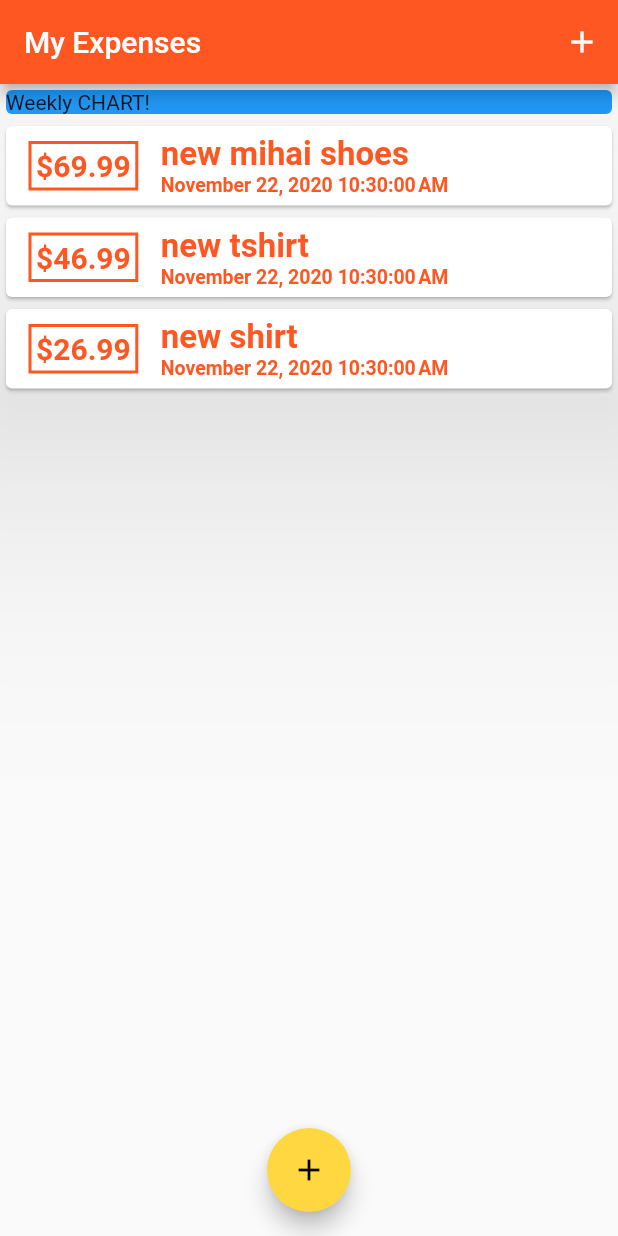
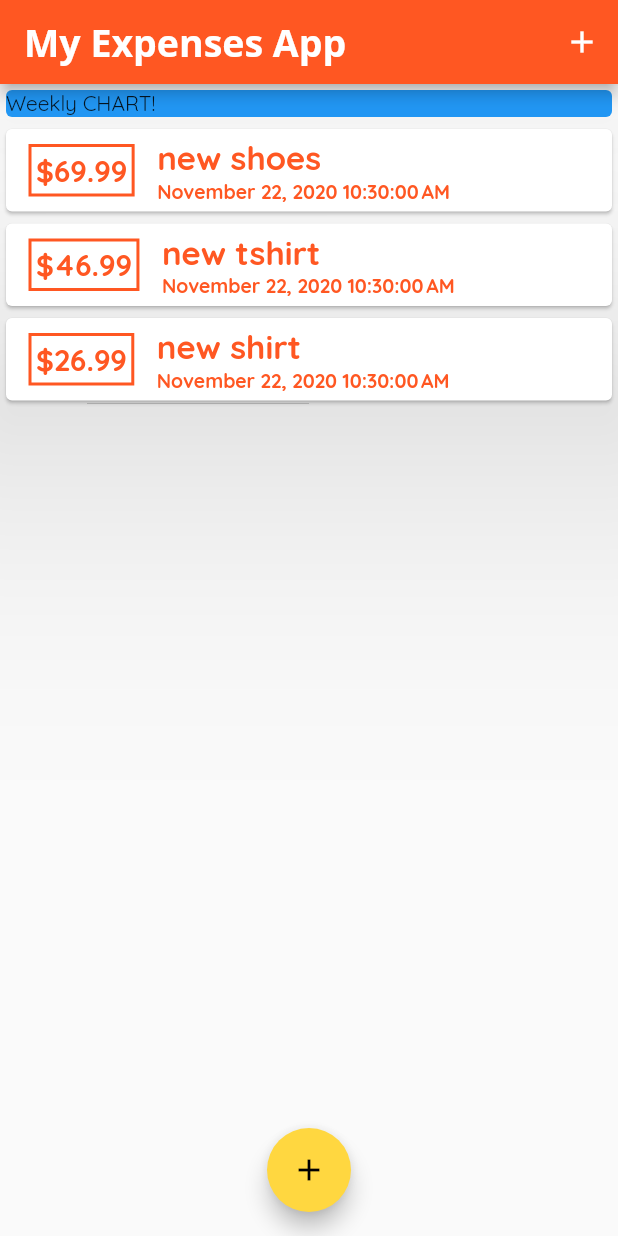
Before and after one commit to IonutSKL/myExpensesApp, a Flutter app: the screen it shows after launch, on a phone screen of 412 x 824 dp. Run offline on Flutter 3.47's test engine with Material 2 defaults, Android fonts, the phone set to English and light mode, and no system bars.

Commit message:
theme updates

```diff
--- a/lib/main.dart
+++ b/lib/main.dart
@@ -13,14 +13,23 @@ class MyApp extends StatelessWidget {
   Widget build(BuildContext context) {
     return MaterialApp(
       title: 'Expenses App',
+      theme: ThemeData(
+          primarySwatch: Colors.deepOrange,
+          accentColor: Colors.amberAccent,
+          fontFamily: 'Quicksand',
+          appBarTheme: AppBarTheme(
+            textTheme: ThemeData.light().textTheme.copyWith(
+                  title: TextStyle(
+                    fontFamily: 'OpenSans',
+                    fontSize: 25,
+                    fontWeight: FontWeight.bold
+                  ),
+                ),
+            //brightness: Brightness.dark,
+            //primaryColor: Colors.lightBlue[800],
+            //accentColor: Colors.cyan[600],
+          )),
       home: MyHomePage(),
-      theme: ThemeData(
-        primarySwatch: Colors.deepOrange,
-        accentColor: Colors.amberAccent
-        //brightness: Brightness.dark,
-        //primaryColor: Colors.lightBlue[800],
-        //accentColor: Colors.cyan[600],
-      ),
     );
   }
 }
@@ -34,7 +43,7 @@ class _MyHomePageState extends State<MyHomePage> {
   final List<Transaction> _userTransactions = [
     Transaction(
       id: 't555',
-      title: 'new mihai shoes',
+      title: 'new shoes',
       amount: 69.99,
       date: DateTime.now(),
     ),
@@ -82,7 +91,10 @@ class _MyHomePageState extends State<MyHomePage> {
   Widget build(BuildContext context) {
     return Scaffold(
       appBar: AppBar(
-        title: Text('My Expenses'),
+        title: Text(
+          'My Expenses App',
+          //style: TextStyle(fontFamily: 'Open Sans'),
+        ),
         actions: <Widget>[
           IconButton(
             icon: Icon(Icons.add),
```
Also changed, not shown: pubspec.yaml (+12 -6 lines), assets/fonts/OpenSans-Bold.ttf (added), assets/fonts/OpenSans-Regular.ttf (added), assets/fonts/Quicksand-Bold.ttf (added), assets/fonts/Quicksand-Light.ttf (added), assets/fonts/Quicksand-Medium.ttf (added), assets/fonts/Quicksand-Regular.ttf (added).
